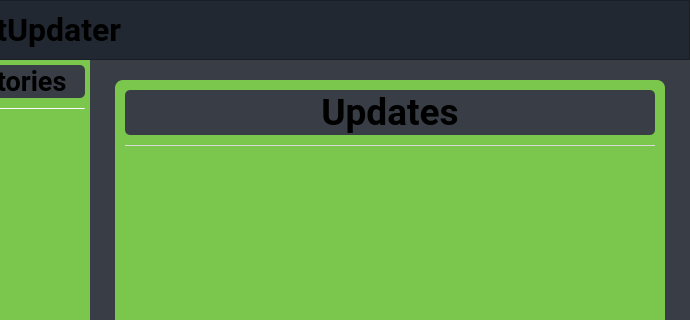
The window that components/mainwindow.ui (JochemKuipers/GitUpdater) describes before a commit, drawn with Qt 5; both pictures show x 110 to 800 and y 0 to 320 of the 800 by 600 pixel window.
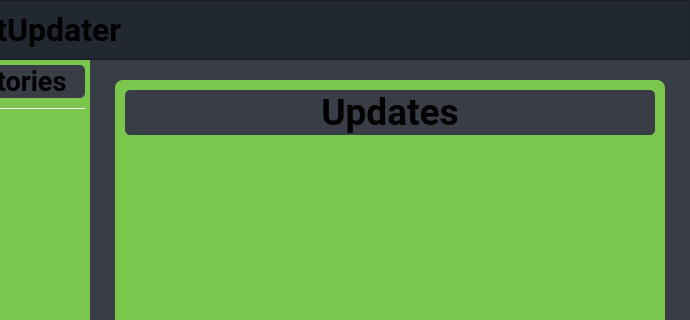
The same window after the commit. Icons and pictures are not drawn.

Patch:
```diff
--- a/components/mainwindow.ui
+++ b/components/mainwindow.ui
@@ -436,7 +436,9 @@
                 </size>
                </property>
                <property name="styleSheet">
-                <string notr="true">background-color: rgb(217, 217, 217);</string>
+                                                                <string notr="true">background-color: rgb(217, 217,
+                                                                    217);
+                                                                </string>
                </property>
                <property name="orientation">
                 <enum>Qt::Orientation::Horizontal</enum>
```
Left out of the diff: 42 changed lines with no effect on the pictures. Lines whose indentation alone changed are shown as unchanged.
